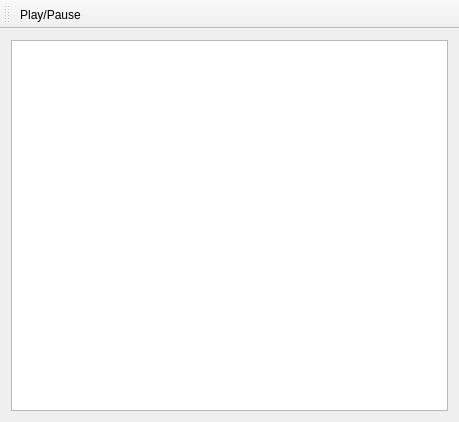
First picture: the form in mainwindow.ui, repository proglottis/qtlife, before the edit.
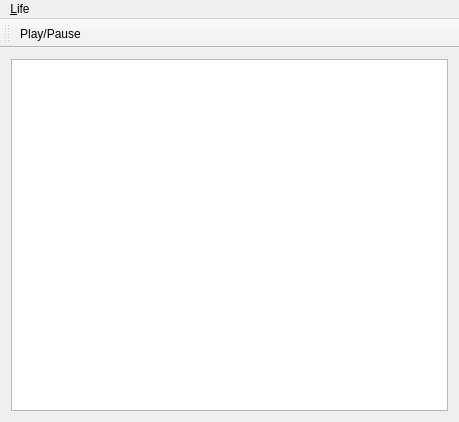
Second picture: the form after the edit.

Commit message: Added menu bar.

The edit to the form file:
```diff
--- a/mainwindow.ui
+++ b/mainwindow.ui
@@ -32,6 +32,24 @@
    </attribute>
    <addaction name="actionPlay_Pause"/>
   </widget>
+  <widget class="QMenuBar" name="menuBar">
+   <property name="geometry">
+    <rect>
+     <x>0</x>
+     <y>0</y>
+     <width>459</width>
+     <height>25</height>
+    </rect>
+   </property>
+   <widget class="QMenu" name="menuLife">
+    <property name="title">
+     <string>&amp;Life</string>
+    </property>
+    <addaction name="actionPlay_Pause"/>
+    <addaction name="actionExit"/>
+   </widget>
+   <addaction name="menuLife"/>
+  </widget>
   <action name="actionPlay_Pause">
    <property name="checkable">
     <bool>true</bool>
```
Left out of the diff: 9 changed lines with no effect on the pictures. The commit also changes 2 other files.
